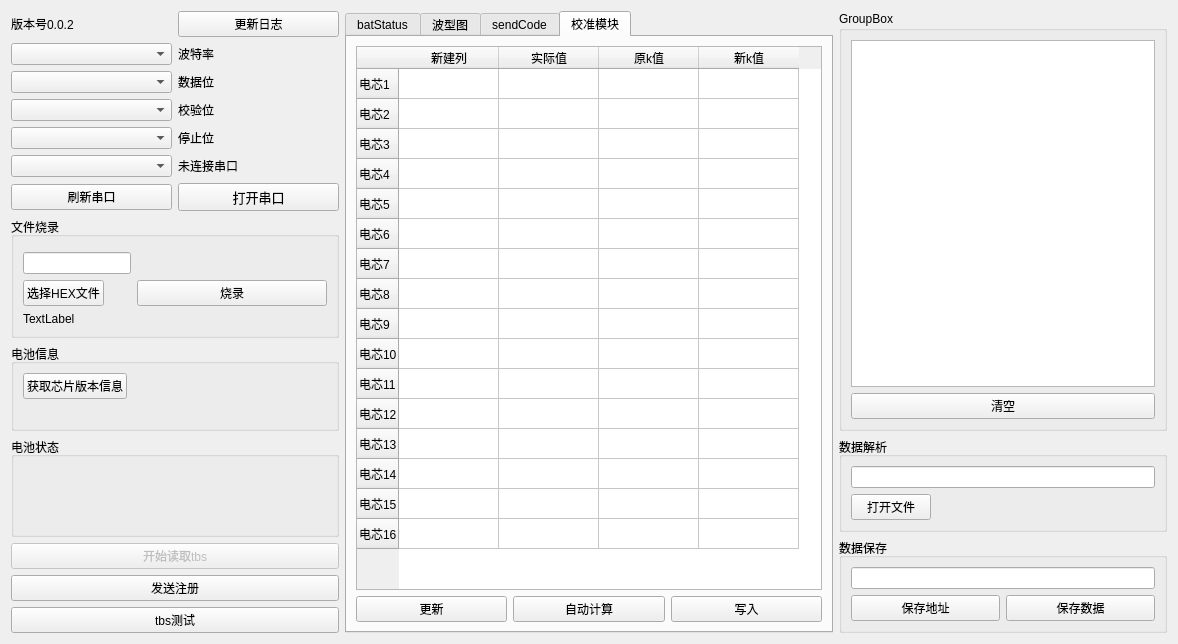
Fboxtt/qt_proj, file qtproj/widget.ui: the form before one commit.
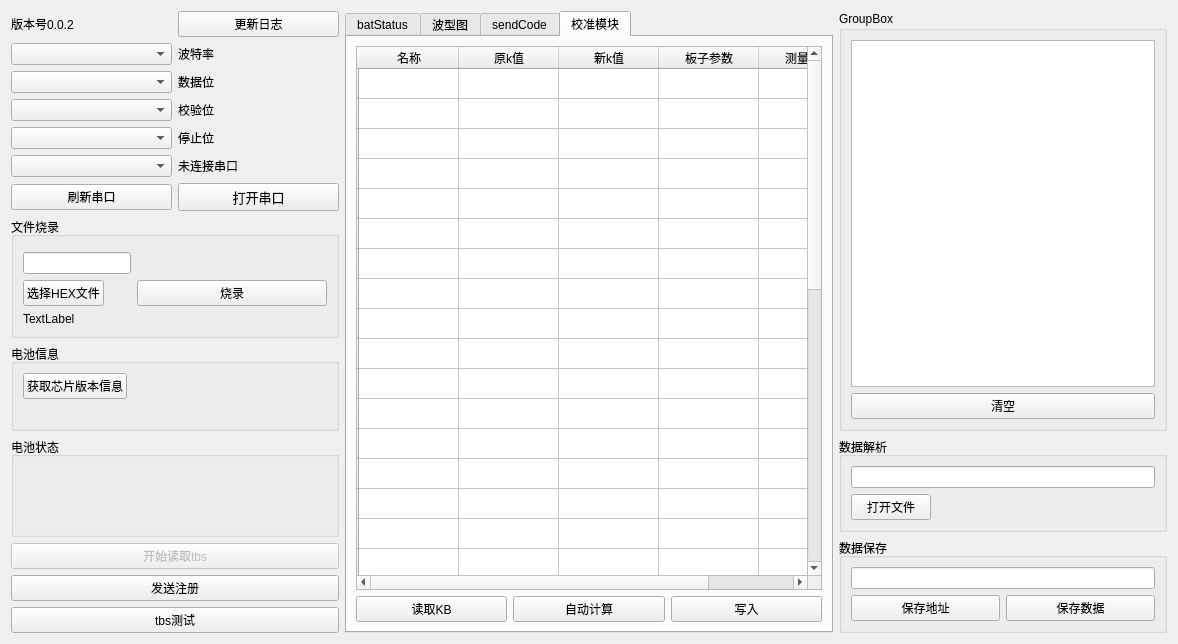
The form after the commit.

Commit message: 读取和显示k校准值成功

Patch:
```diff
--- a/qtproj/widget.ui
+++ b/qtproj/widget.ui
@@ -598,7 +598,7 @@
        <item row="1" column="0">
         <widget class="QPushButton" name="pushButton_6">
          <property name="text">
-          <string>更新</string>
+          <string>读取KB</string>
          </property>
         </widget>
        </item>
@@ -620,92 +620,182 @@
         <widget class="QTableWidget" name="tableWidget_2">
          <row>
           <property name="text">
-           <string>电芯1</string>
+           <string/>
           </property>
          </row>
          <row>
           <property name="text">
-           <string>电芯2</string>
+           <string/>
           </property>
          </row>
          <row>
           <property name="text">
-           <string>电芯3</string>
+           <string/>
           </property>
          </row>
          <row>
           <property name="text">
-           <string>电芯4</string>
+           <string/>
           </property>
          </row>
          <row>
           <property name="text">
-           <string>电芯5</string>
+           <string/>
           </property>
          </row>
          <row>
           <property name="text">
-           <string>电芯6</string>
+           <string/>
           </property>
          </row>
          <row>
           <property name="text">
-           <string>电芯7</string>
+           <string/>
           </property>
          </row>
          <row>
           <property name="text">
-           <string>电芯8</string>
+           <string/>
           </property>
          </row>
          <row>
           <property name="text">
-           <string>电芯9</string>
+           <string/>
           </property>
          </row>
          <row>
           <property name="text">
-           <string>电芯10</string>
+           <string/>
           </property>
          </row>
          <row>
           <property name="text">
-           <string>电芯11</string>
+           <string/>
           </property>
          </row>
          <row>
           <property name="text">
-           <string>电芯12</string>
+           <string/>
           </property>
          </row>
          <row>
           <property name="text">
-           <string>电芯13</string>
+           <string/>
           </property>
          </row>
          <row>
           <property name="text">
-           <string>电芯14</string>
+           <string/>
           </property>
          </row>
          <row>
           <property name="text">
-           <string>电芯15</string>
+           <string/>
           </property>
          </row>
          <row>
           <property name="text">
-           <string>电芯16</string>
+           <string/>
           </property>
          </row>
-         <column>
+         <row>
           <property name="text">
-           <string>新建列</string>
+           <string/>
           </property>
-         </column>
+         </row>
+         <row>
+          <property name="text">
+           <string/>
+          </property>
+         </row>
+         <row>
+          <property name="text">
+           <string/>
+          </property>
+         </row>
+         <row>
+          <property name="text">
+           <string/>
+          </property>
+         </row>
+         <row>
+          <property name="text">
+           <string/>
+          </property>
+         </row>
+         <row>
+          <property name="text">
+           <string/>
+          </property>
+         </row>
+         <row>
+          <property name="text">
+           <string/>
+          </property>
+         </row>
+         <row>
+          <property name="text">
+           <string/>
+          </property>
+         </row>
+         <row>
+          <property name="text">
+           <string/>
+          </property>
+         </row>
+         <row>
+          <property name="text">
+           <string/>
+          </property>
+         </row>
+         <row>
+          <property name="text">
+           <string/>
+          </property>
+         </row>
+         <row>
+          <property name="text">
+           <string/>
+          </property>
+         </row>
+         <row>
+          <property name="text">
+           <string/>
+          </property>
+         </row>
+         <row>
+          <property name="text">
+           <string/>
+          </property>
+         </row>
+         <row>
+          <property name="text">
+           <string/>
+          </property>
+         </row>
+         <row>
+          <property name="text">
+           <string/>
+          </property>
+         </row>
+         <row>
+          <property name="text">
+           <string/>
+          </property>
+         </row>
+         <row>
+          <property name="text">
+           <string/>
+          </property>
+         </row>
+         <row>
+          <property name="text">
+           <string/>
+          </property>
+         </row>
          <column>
           <property name="text">
-           <string>实际值</string>
+           <string>名称</string>
           </property>
          </column>
          <column>
@@ -718,6 +808,16 @@
            <string>新k值</string>
           </property>
          </column>
+         <column>
+          <property name="text">
+           <string>板子参数</string>
+          </property>
+         </column>
+         <column>
+          <property name="text">
+           <string>测量参数</string>
+          </property>
+         </column>
         </widget>
        </item>
       </layout>
```
Left out of the diff: 2 changed lines with no effect on the pictures. The commit also changes 3 other files.
